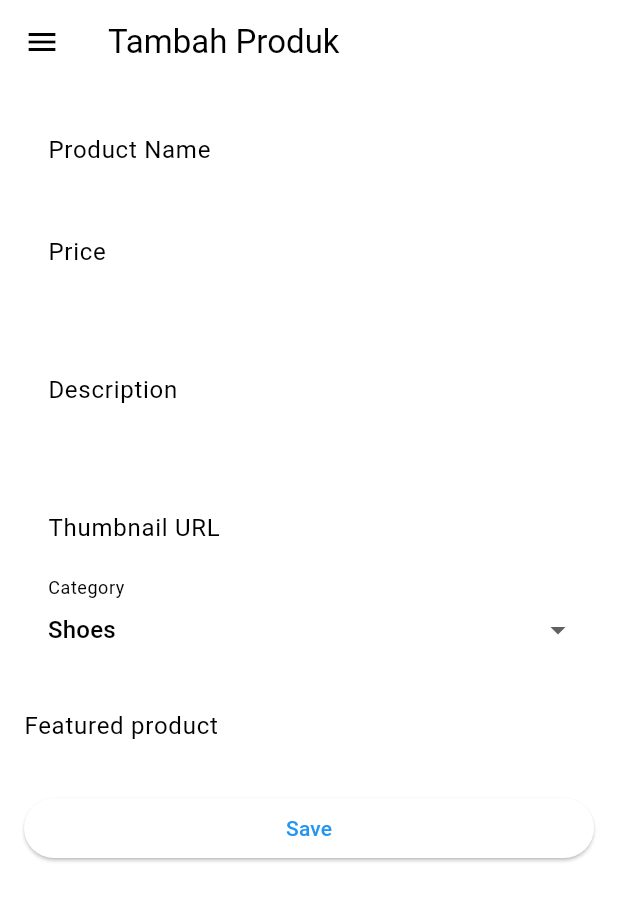
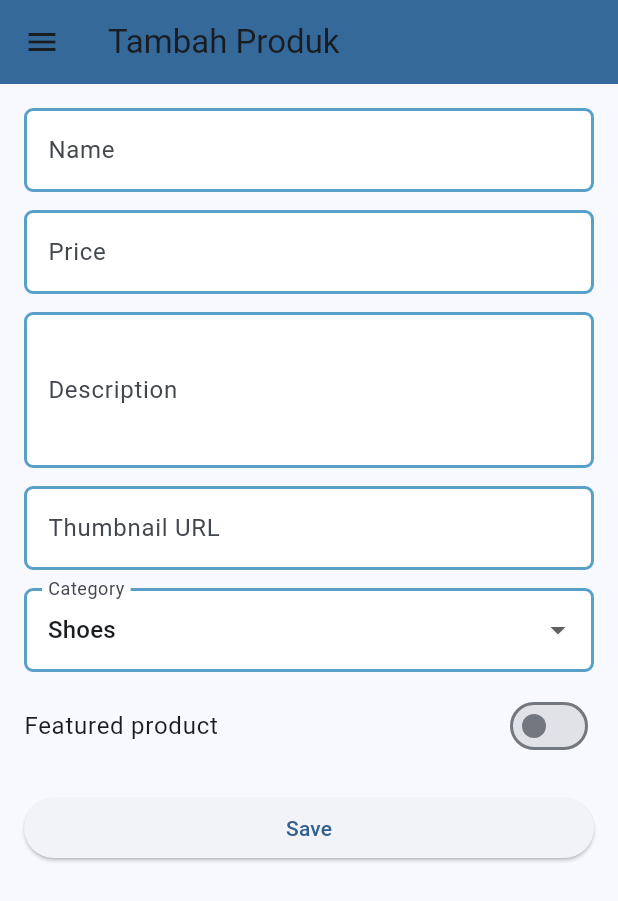
Before and after one commit to karlaraswanda/football-shop-mobile, a Flutter app: the ProductFormPage screen opened directly, on a phone screen of 412 x 824 dp. Shown: the top 901 px of the screen. Run offline on Flutter 3.47's test engine with Material 3 defaults, Android fonts, the phone set to English and light mode, and no system bars; missing offline and left inert: pbp_django_auth.

Commit message:
fix: coloring

```diff
--- a/lib/screens/login.dart
+++ b/lib/screens/login.dart
@@ -60,8 +60,9 @@ class _LoginPageState extends State<LoginPage> {
                   const Text(
                     'Login',
                     style: TextStyle(
-                      fontSize: 24.0,
+                      fontSize: 24,
                       fontWeight: FontWeight.bold,
+                      color: Color(0xFF113F67),
                     ),
                   ),
                   const SizedBox(height: 30.0),
--- a/lib/screens/product_form.dart
+++ b/lib/screens/product_form.dart
@@ -61,8 +61,17 @@ class _ProductFormPageState extends State<ProductFormPage> {
               TextFormField(
                 controller: _nameC,
                 decoration: const InputDecoration(
-                  labelText: 'Product Name',
-                  border: OutlineInputBorder(),
+                  labelText: 'Name',
+                  filled: true,
+                  fillColor: Colors.white,
+                  enabledBorder: OutlineInputBorder(
+                    borderSide: BorderSide(color: Color(0xFF58A0C8), width: 2), // brand-500
+                    borderRadius: BorderRadius.all(Radius.circular(6)),
+                  ),
+                  focusedBorder: OutlineInputBorder(
+                    borderSide: BorderSide(color: Color(0xFF34699A), width: 2), // brand-700
+                    borderRadius: BorderRadius.all(Radius.circular(6)),
+                  ),
                 ),
                 textInputAction: TextInputAction.next,
                 validator: (v) {
@@ -81,10 +90,19 @@ class _ProductFormPageState extends State<ProductFormPage> {
               TextFormField(
                 controller: _priceC,
                 decoration: const InputDecoration(
-                  labelText: 'Price',
-                  hintText: 'Misal: 199000',
-                  border: OutlineInputBorder(),
+                labelText: 'Price',
+                hintText: 'e.g. 199000',
+                filled: true,
+                fillColor: Colors.white,
+                enabledBorder: OutlineInputBorder(
+                  borderSide: BorderSide(color: Color(0xFF58A0C8), width: 2),
+                  borderRadius: BorderRadius.all(Radius.circular(6)),
                 ),
+                focusedBorder: OutlineInputBorder(
+                  borderSide: BorderSide(color: Color(0xFF34699A), width: 2),
+                  borderRadius: BorderRadius.all(Radius.circular(6)),
+                ),
+              ),
                 keyboardType: TextInputType.number,
                 textInputAction: TextInputAction.next,
                 validator: (v) {
@@ -104,7 +122,16 @@ class _ProductFormPageState extends State<ProductFormPage> {
                 controller: _descC,
                 decoration: const InputDecoration(
                   labelText: 'Description',
-                  border: OutlineInputBorder(),
+                  filled: true,
+                  fillColor: Colors.white,
+                  enabledBorder: OutlineInputBorder(
+                    borderSide: BorderSide(color: Color(0xFF58A0C8), width: 2),
+                    borderRadius: BorderRadius.all(Radius.circular(6)),
+                  ),
+                  focusedBorder: OutlineInputBorder(
+                    borderSide: BorderSide(color: Color(0xFF34699A), width: 2),
+                    borderRadius: BorderRadius.all(Radius.circular(6)),
+                  ),
                 ),
                 minLines: 3,
                 maxLines: 6,
@@ -126,7 +153,16 @@ class _ProductFormPageState extends State<ProductFormPage> {
                 decoration: const InputDecoration(
                   labelText: 'Thumbnail URL',
                   hintText: 'https://...',
-                  border: OutlineInputBorder(),
+                  filled: true,
+                  fillColor: Colors.white,
+                  enabledBorder: OutlineInputBorder(
+                    borderSide: BorderSide(color: Color(0xFF58A0C8), width: 2),
+                    borderRadius: BorderRadius.all(Radius.circular(6)),
+                  ),
+                  focusedBorder: OutlineInputBorder(
+                    borderSide: BorderSide(color: Color(0xFF34699A), width: 2),
+                    borderRadius: BorderRadius.all(Radius.circular(6)),
+                  ),
                 ),
                 keyboardType: TextInputType.url,
                 validator: (v) {
@@ -147,7 +183,16 @@ class _ProductFormPageState extends State<ProductFormPage> {
                 value: _category,
                 decoration: const InputDecoration(
                   labelText: 'Category',
-                  border: OutlineInputBorder(),
+                  filled: true,
+                  fillColor: Colors.white,
+                  enabledBorder: OutlineInputBorder(
+                    borderSide: BorderSide(color: Color(0xFF58A0C8), width: 2),
+                    borderRadius: BorderRadius.all(Radius.circular(6)),
+                  ),
+                  focusedBorder: OutlineInputBorder(
+                    borderSide: BorderSide(color: Color(0xFF34699A), width: 2),
+                    borderRadius: BorderRadius.all(Radius.circular(6)),
+                  ),
                 ),
                 items: const [
                   DropdownMenuItem(value: 'Shoes', child: Text('Shoes')),
```
Also changed, not shown: lib/main.dart (+7 -18 lines), lib/screens/menu.dart (+3 -4 lines), lib/screens/product_detail.dart (+9 -13 lines), lib/widgets/product_entry_card.dart (+16 -7 lines).
